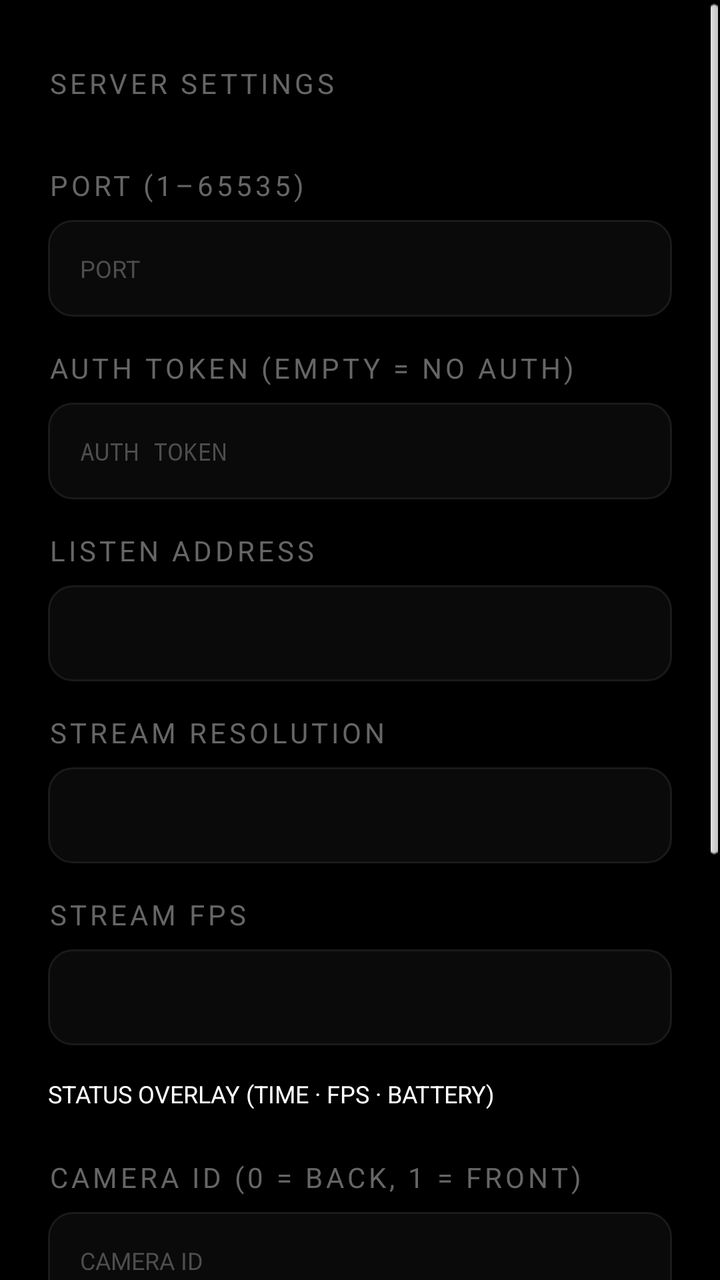
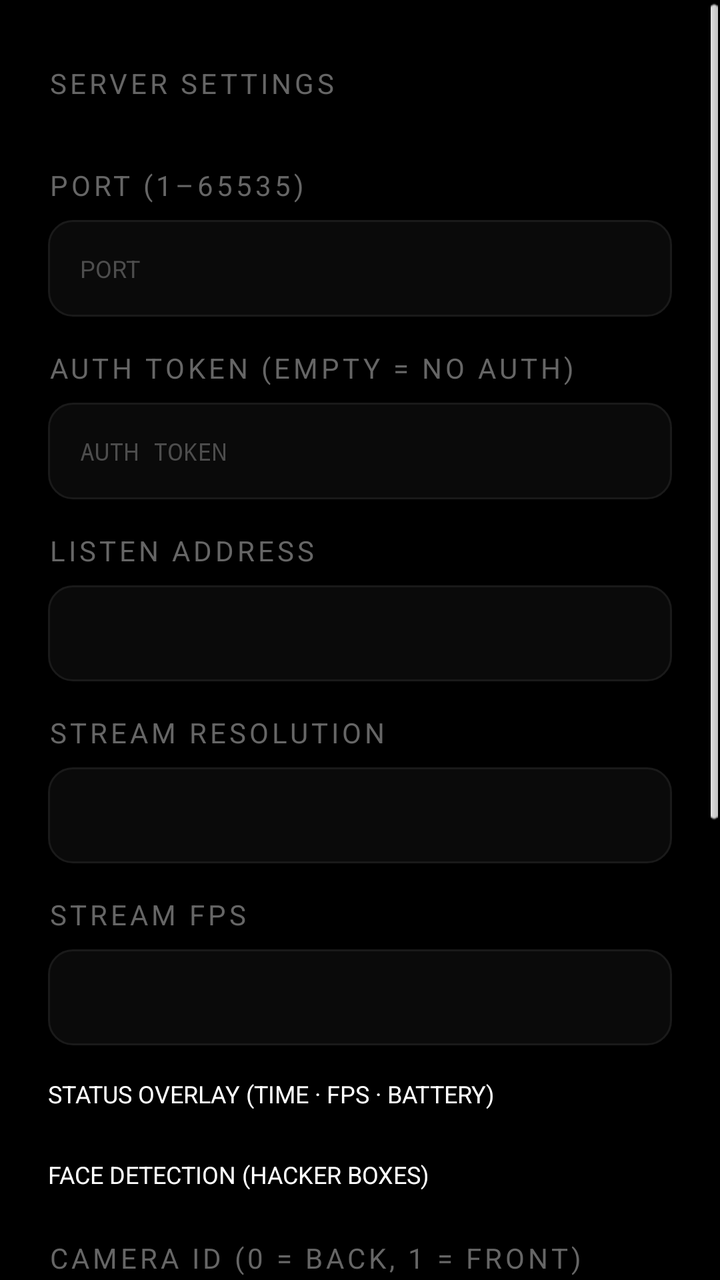

Before-and-after screenshots of an Android layout around one commit, followed by the original layout XML and the change that was made.
<!-- AndroidManifest.xml: activity theme NormalTheme -->
<!-- res/layout/activity_settings.xml -->
<?xml version="1.0" encoding="utf-8"?>
<ScrollView xmlns:android="http://schemas.android.com/apk/res/android"
    android:layout_width="match_parent"
    android:layout_height="match_parent">

    <LinearLayout
        android:layout_width="match_parent"
        android:layout_height="wrap_content"
        android:orientation="vertical"
        android:paddingLeft="24dp"
        android:paddingRight="24dp"
        android:paddingTop="32dp"
        android:paddingBottom="32dp">

        <TextView
            style="@style/AppTitle"
            android:layout_width="wrap_content"
            android:layout_height="wrap_content"
            android:layout_marginBottom="32dp"
            android:text="@string/settings_title" />

        <TextView
            style="@style/SectionHeader"
            android:layout_width="wrap_content"
            android:layout_height="wrap_content"
            android:layout_marginBottom="8dp"
            android:text="@string/settings_port" />

        <EditText
            android:id="@+id/input_port"
            style="@style/BodySecondary"
            android:layout_width="match_parent"
            android:layout_height="wrap_content"
            android:layout_marginBottom="16dp"
            android:autofillHints="port"
            android:background="@drawable/input_bg"
            android:hint="@string/hint_port"
            android:inputType="number"
            android:padding="16dp"
            android:textColor="@color/text_primary"
            android:textColorHint="@color/text_hint" />

        <TextView
            style="@style/SectionHeader"
            android:layout_width="wrap_content"
            android:layout_height="wrap_content"
            android:layout_marginBottom="8dp"
            android:text="@string/settings_token" />

        <EditText
            android:id="@+id/input_token"
            style="@style/BodySecondary"
            android:layout_width="match_parent"
            android:layout_height="wrap_content"
            android:layout_marginBottom="16dp"
            android:autofillHints="password"
            android:background="@drawable/input_bg"
            android:hint="@string/hint_token"
            android:inputType="textPassword"
            android:padding="16dp"
            android:textColor="@color/text_primary"
            android:textColorHint="@color/text_hint" />

        <TextView
            style="@style/SectionHeader"
            android:layout_width="wrap_content"
            android:layout_height="wrap_content"
            android:layout_marginBottom="8dp"
            android:text="@string/settings_address" />

        <Spinner
            android:id="@+id/spinner_address"
            android:popupBackground="@color/surface"
            android:layout_width="match_parent"
            android:layout_height="48dp"
            android:layout_marginBottom="16dp"
            android:background="@drawable/input_bg"
            android:paddingLeft="16dp"
            android:paddingRight="16dp" />

        <TextView
            style="@style/SectionHeader"
            android:layout_width="wrap_content"
            android:layout_height="wrap_content"
            android:layout_marginBottom="8dp"
            android:text="@string/settings_size" />

        <Spinner
            android:id="@+id/spinner_size"
            android:popupBackground="@color/surface"
            android:layout_width="match_parent"
            android:layout_height="48dp"
            android:layout_marginBottom="16dp"
            android:background="@drawable/input_bg"
            android:paddingLeft="16dp"
            android:paddingRight="16dp" />

        <TextView
            style="@style/SectionHeader"
            android:layout_width="wrap_content"
            android:layout_height="wrap_content"
            android:layout_marginBottom="8dp"
            android:text="@string/settings_fps" />

        <Spinner
            android:id="@+id/spinner_fps"
            android:popupBackground="@color/surface"
            android:layout_width="match_parent"
            android:layout_height="48dp"
            android:layout_marginBottom="16dp"
            android:background="@drawable/input_bg"
            android:paddingLeft="16dp"
            android:paddingRight="16dp" />

        <CheckBox
            android:id="@+id/check_osd"
            android:layout_width="wrap_content"
            android:layout_height="wrap_content"
            android:layout_marginBottom="24dp"
            android:text="@string/settings_osd"
            android:textColor="@color/text_primary"
            android:textSize="12sp" />

        <TextView
            style="@style/SectionHeader"
            android:layout_width="wrap_content"
            android:layout_height="wrap_content"
            android:layout_marginBottom="8dp"
            android:text="@string/settings_camera" />

        <EditText
            android:id="@+id/input_camera"
            style="@style/BodySecondary"
            android:layout_width="match_parent"
            android:layout_height="wrap_content"
            android:layout_marginBottom="24dp"
            android:autofillHints="cameraId"
            android:background="@drawable/input_bg"
            android:hint="@string/hint_camera"
            android:inputType="number"
            android:padding="16dp"
            android:textColor="@color/text_primary"
            android:textColorHint="@color/text_hint" />

        <TextView
            style="@style/SectionHeader"
            android:layout_width="wrap_content"
            android:layout_height="wrap_content"
            android:layout_marginBottom="8dp"
            android:text="@string/settings_language" />

        <Spinner
            android:id="@+id/spinner_language"
            android:layout_width="match_parent"
            android:layout_height="48dp"
            android:layout_marginBottom="24dp"
            android:popupBackground="@color/surface"
            android:background="@drawable/input_bg"
            android:paddingLeft="16dp"
            android:paddingRight="16dp" />

        <Button
            android:id="@+id/btn_save"
            style="@style/BtnPrimary"
            android:layout_width="match_parent"
            android:layout_height="wrap_content"
            android:text="@string/save" />

        <TextView
            style="@style/SectionHeader"
            android:layout_width="wrap_content"
            android:layout_height="wrap_content"
            android:layout_marginTop="24dp"
            android:layout_marginBottom="8dp"
            android:text="@string/sec_about" />

        <LinearLayout
            android:layout_width="match_parent"
            android:layout_height="wrap_content"
            android:orientation="horizontal"
            android:paddingBottom="32dp">

            <Button
                android:id="@+id/btn_website"
                style="@style/BtnOutline"
                android:layout_width="0dp"
                android:layout_height="wrap_content"
                android:layout_weight="1"
                android:text="@string/btn_website" />

            <Space
                android:layout_width="8dp"
                android:layout_height="1dp" />

            <Button
                android:id="@+id/btn_source"
                style="@style/BtnOutline"
                android:layout_width="0dp"
                android:layout_height="wrap_content"
                android:layout_weight="1"
                android:text="@string/btn_source" />
        </LinearLayout>

    </LinearLayout>
</ScrollView>
<!-- resources referenced by this layout -->
<resources>
  <color name="surface">#0A0A0A</color>
  <color name="text_hint">#4D4D4D</color>
  <color name="text_primary">#FFFFFF</color>
  <!-- drawable input_bg (drawable) -->
  <?xml version="1.0" encoding="utf-8"?>
  <selector xmlns:android="http://schemas.android.com/apk/res/android">
      <item android:state_focused="true" android:drawable="@drawable/bg_input_focused" />
      <item android:drawable="@drawable/bg_input" />
  </selector>
  <string name="btn_source">SOURCE CODE</string>
  <string name="btn_website">DEVELOPER SITE</string>
  <string name="hint_camera">CAMERA ID</string>
  <string name="hint_port">PORT</string>
  <string name="hint_token">AUTH TOKEN</string>
  <string name="save">SAVE</string>
  <string name="sec_about">ABOUT</string>
  <string name="settings_address">LISTEN ADDRESS</string>
  <string name="settings_camera">CAMERA ID (0 = BACK, 1 = FRONT)</string>
  <string name="settings_fps">STREAM FPS</string>
  <string name="settings_language">LANGUAGE</string>
  <string name="settings_osd">STATUS OVERLAY (TIME · FPS · BATTERY)</string>
  <string name="settings_port">PORT (1–65535)</string>
  <string name="settings_size">STREAM RESOLUTION</string>
  <string name="settings_title">SERVER SETTINGS</string>
  <string name="settings_token">AUTH TOKEN (EMPTY = NO AUTH)</string>
  <style name="AppTitle">
          <item name="android:textSize">20sp</item>
          <item name="android:textStyle">bold</item>
          <item name="android:textColor">@color/text_primary</item>
      </style>
  <style name="BodySecondary">
          <item name="android:textSize">12sp</item>
          <item name="android:textColor">@color/text_secondary</item>
      </style>
  <style name="SectionHeader">
          <item name="android:textSize">12sp</item>
          <item name="android:textStyle">bold</item>
          <item name="android:textColor">@color/text_secondary</item>
      </style>
  <!-- drawable bg_input (drawable) -->
  <?xml version="1.0" encoding="utf-8"?>
  <shape xmlns:android="http://schemas.android.com/apk/res/android">
      <solid android:color="@color/surface" />
      <stroke android:width="1dp" android:color="@color/white_10" />
      <corners android:radius="12dp" />
  </shape>
  <color name="text_secondary">#666666</color>
  <color name="background">#000000</color>
  <color name="white_10">#1A1A1A</color>
  <!-- drawable bg_btn_disabled (drawable) -->
  <?xml version="1.0" encoding="utf-8"?>
  <shape xmlns:android="http://schemas.android.com/apk/res/android">
      <solid android:color="@color/white_05" />
      <corners android:radius="16dp" />
  </shape>
  <!-- drawable bg_btn_outline_pressed (drawable) -->
  <?xml version="1.0" encoding="utf-8"?>
  <shape xmlns:android="http://schemas.android.com/apk/res/android">
      <solid android:color="#1AFFFFFF" />
      <stroke android:width="1dp" android:color="@color/white_10" />
      <corners android:radius="12dp" />
  </shape>
  <!-- drawable bg_btn_outline (drawable) -->
  <?xml version="1.0" encoding="utf-8"?>
  <shape xmlns:android="http://schemas.android.com/apk/res/android">
      <solid android:color="#00000000" />
      <stroke android:width="1dp" android:color="@color/white_10" />
      <corners android:radius="12dp" />
  </shape>
  <!-- drawable bg_btn_primary_pressed (drawable) -->
  <?xml version="1.0" encoding="utf-8"?>
  <shape xmlns:android="http://schemas.android.com/apk/res/android">
      <solid android:color="#B3FFFFFF" />
      <corners android:radius="16dp" />
  </shape>
  <!-- drawable bg_btn_primary (drawable) -->
  <?xml version="1.0" encoding="utf-8"?>
  <shape xmlns:android="http://schemas.android.com/apk/res/android">
      <solid android:color="@color/text_primary" />
      <corners android:radius="16dp" />
  </shape>
  <color name="white_05">#0D0D0D</color>
</resources>

<!-- the commit's change to res/layout/activity_settings.xml (unified diff, before → after) -->
@@ -121,6 +121,15 @@
             android:textColor="@color/text_primary"
             android:textSize="12sp" />
 
+        <CheckBox
+            android:id="@+id/check_faces"
+            android:layout_width="wrap_content"
+            android:layout_height="wrap_content"
+            android:layout_marginBottom="24dp"
+            android:text="@string/settings_faces"
+            android:textColor="@color/text_primary"
+            android:textSize="12sp" />
+
         <TextView
             style="@style/SectionHeader"
             android:layout_width="wrap_content"
<!-- resource entries referenced after the edit -->
@@ -18,6 +18,7 @@
   <string name="sec_about">ABOUT</string>
   <string name="settings_address">LISTEN ADDRESS</string>
   <string name="settings_camera">CAMERA ID (0 = BACK, 1 = FRONT)</string>
+  <string name="settings_faces">FACE DETECTION (HACKER BOXES)</string>
   <string name="settings_fps">STREAM FPS</string>
   <string name="settings_language">LANGUAGE</string>
   <string name="settings_osd">STATUS OVERLAY (TIME · FPS · BATTERY)</string>
